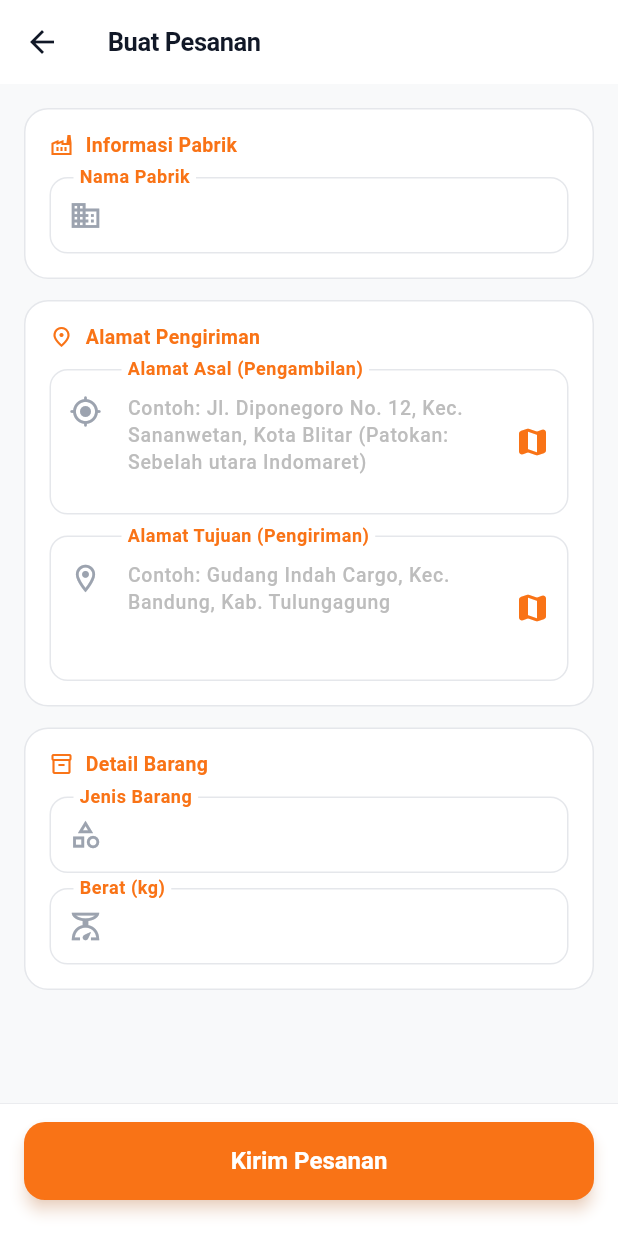
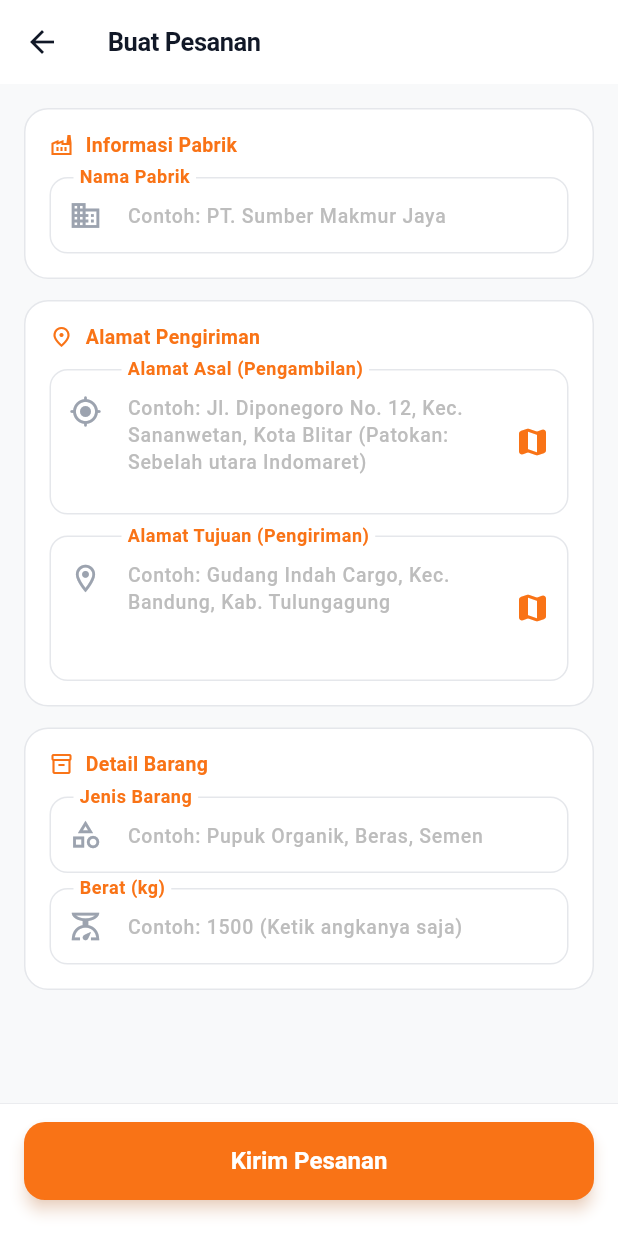
Before and after one commit to NurAlfanNova22/logistics-customer-app-flutter, a Flutter app: the OrderFormScreen screen opened directly, on a phone screen of 412 x 824 dp. Run offline on Flutter 3.47's test engine with Material 3 defaults, Android fonts, the phone set to English and light mode, and no system bars; our stand-ins replace firebase_core, firebase_database, geocoding, google_maps_flutter, shared_preferences; accounts and stored records are empty.

Commit message:
feat(customer-app): append helpful form input hints across all fields

```diff
--- a/lib/screens/order_form_screen.dart
+++ b/lib/screens/order_form_screen.dart
@@ -187,6 +187,7 @@ class _OrderFormScreenState extends State<OrderFormScreen> {
                   controller: namaPabrikController,
                   label: 'Nama Pabrik',
                   icon: Icons.business_outlined,
+                  hint: 'Contoh: PT. Sumber Makmur Jaya',
                 ),
               ],
             ),
@@ -223,6 +224,7 @@ class _OrderFormScreenState extends State<OrderFormScreen> {
                   controller: jenisBarangController,
                   label: 'Jenis Barang',
                   icon: Icons.category_outlined,
+                  hint: 'Contoh: Pupuk Organik, Beras, Semen',
                 ),
                 const SizedBox(height: 10),
                 _input(
@@ -230,6 +232,7 @@ class _OrderFormScreenState extends State<OrderFormScreen> {
                   label: 'Berat (kg)',
                   icon: Icons.scale_outlined,
                   keyboardType: TextInputType.number,
+                  hint: 'Contoh: 1500 (Ketik angkanya saja)',
                   validator: (v) {
                     if (v == null || v.isEmpty) return 'Berat wajib diisi';
                     if (int.tryParse(v) == null) return 'Masukkan angka';
```
